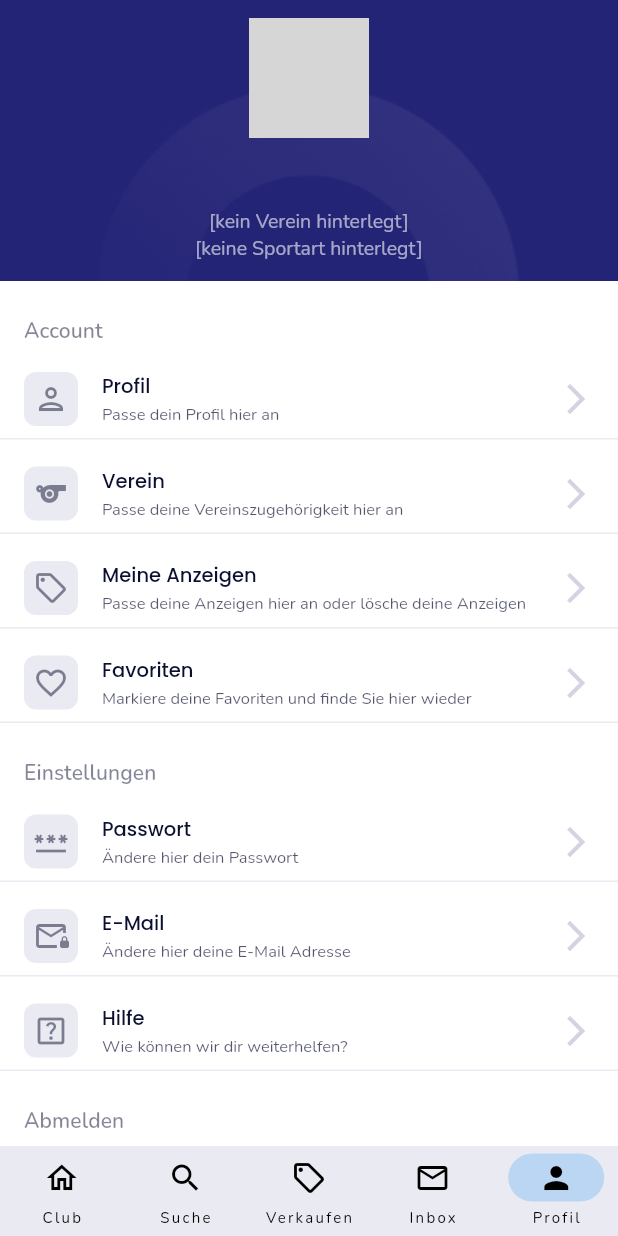
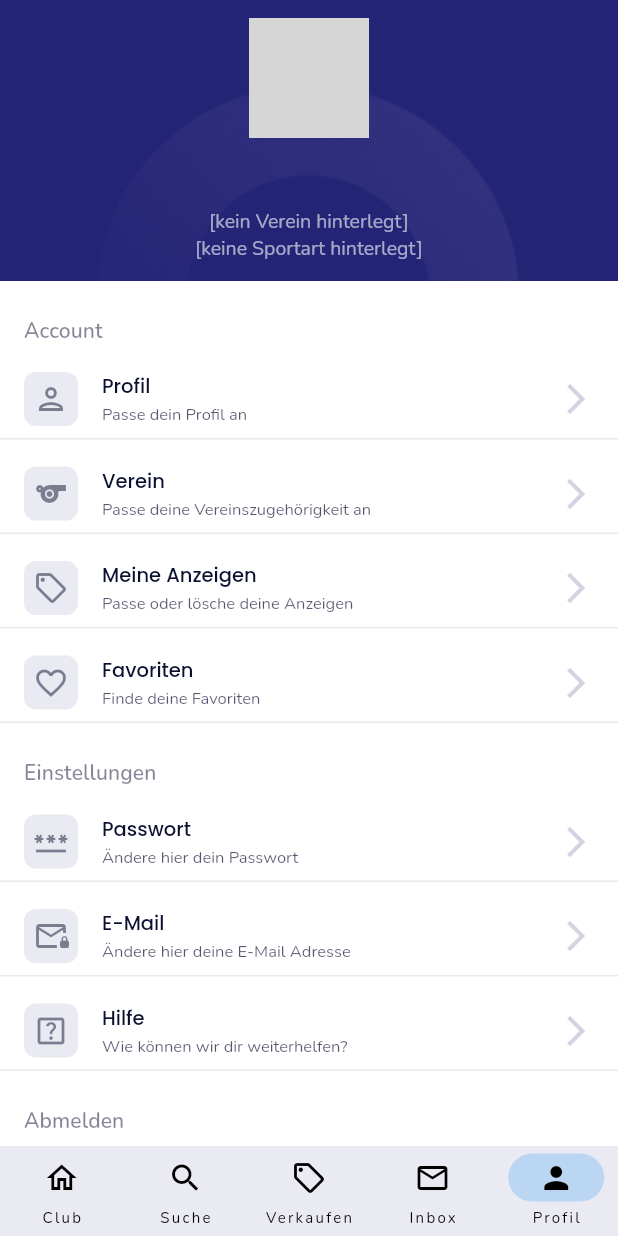
Before and after one commit to TobiasSchotter/clubtwice, a Flutter app: the screen it shows once a user with an empty profile is signed in, item 5 of the bottom bar chosen, on a phone screen of 412 x 824 dp. Run offline on Flutter 3.47's test engine with Material 2 defaults, Android fonts, the light colour scheme and no system bars; our stand-ins replace cloud_firestore, firebase_auth, firebase_core, firebase_storage, flutter_svg, image_picker and 1 more; missing offline and left inert: money2; accounts and stored records are empty; network calls fail; Roboto replaces fonts that are missing (poppins); grey boxes are pictures that could not be loaded.

Commit message:
small changes

```diff
--- a/lib/views/screens/profile_page.dart
+++ b/lib/views/screens/profile_page.dart
@@ -71,7 +71,7 @@ class _ProfilePageState extends State<ProfilePage> {
                           color: AppColor.secondary.withOpacity(0.5),
                         ),
                         title: 'Profil',
-                        subtitle: 'Passe dein Profil hier an',
+                        subtitle: 'Passe dein Profil an',
                       ),
                       MenuTileWidget(
                         onTap: () {
@@ -84,7 +84,7 @@ class _ProfilePageState extends State<ProfilePage> {
                           color: AppColor.secondary.withOpacity(0.5),
                         ),
                         title: 'Verein',
-                        subtitle: 'Passe deine Vereinszugehörigkeit hier an',
+                        subtitle: 'Passe deine Vereinszugehörigkeit an',
                       ),
                       MenuTileWidget(
                         onTap: () {
@@ -97,8 +97,7 @@ class _ProfilePageState extends State<ProfilePage> {
                           color: AppColor.secondary.withOpacity(0.5),
                         ),
                         title: 'Meine Anzeigen',
-                        subtitle:
-                            'Passe deine Anzeigen hier an oder lösche deine Anzeigen',
+                        subtitle: 'Passe oder lösche deine Anzeigen',
                       ),
                       MenuTileWidget(
                         onTap: () {
@@ -111,8 +110,7 @@ class _ProfilePageState extends State<ProfilePage> {
                           color: AppColor.secondary.withOpacity(0.5),
                         ),
                         title: 'Favoriten',
-                        subtitle:
-                            'Markiere deine Favoriten und finde Sie hier wieder',
+                        subtitle: 'Finde deine Favoriten',
                       ),
                     ],
                   ),
```
